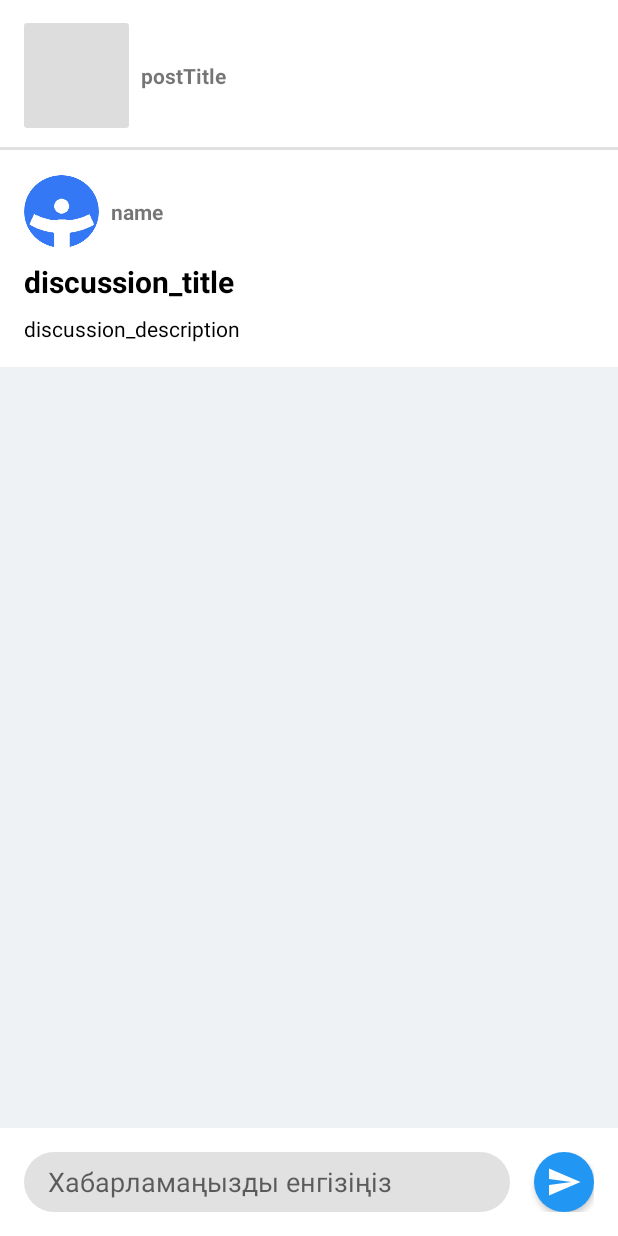
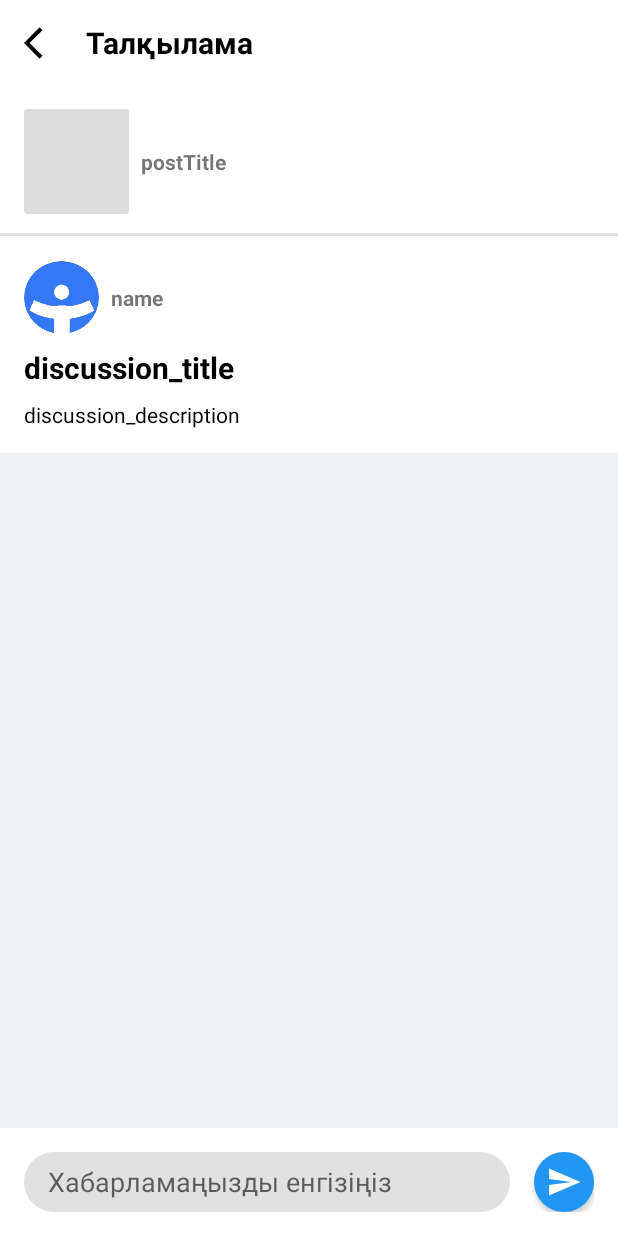
Before and after one commit to 200107138/tanu, an Android app: the layout activity_discussion.xml on its own in the app's theme, with its tools: preview values and no code run, on a phone screen of 412 x 824 dp. Run offline under Robolectric (Android 15) with nearby library versions, the phone set to English and light mode, and no system bars; network calls fail.

Commit message:
pre defense day version 1

```diff
--- a/app/src/main/java/com/example/tanu/ui/forum/DiscussionActivity.kt
+++ b/app/src/main/java/com/example/tanu/ui/forum/DiscussionActivity.kt
@@ -49,7 +49,9 @@ class DiscussionActivity : AppCompatActivity() {
                 adapter.setDiscussionComments(discussionComments)
             }
         })
-
+        binding.back.setOnClickListener {
+            onBackPressedDispatcher.onBackPressed()
+        }
         viewModel.getDiscussionCommentsById(discussionId)
 
         viewModel.getDiscussionInfo(discussionId)
--- a/app/src/main/java/com/example/tanu/ui/forum/NewDiscussionActivity.kt
+++ b/app/src/main/java/com/example/tanu/ui/forum/NewDiscussionActivity.kt
@@ -39,7 +39,9 @@ class NewDiscussionActivity : AppCompatActivity() {
             categoryList = categories // Store the list of categories
             setCategoryDropdown(categories.map { it.name }) // Pass the list of category names to set up the dropdown
         }
-
+        binding.close.setOnClickListener {
+            onBackPressedDispatcher.onBackPressed()
+        }
 
         viewModel.postDiscussionLiveData.observe(this, Observer { isSuccess ->
             if (isSuccess) {
--- a/app/src/main/java/com/example/tanu/ui/messages/ChatRoomsFragment.kt
+++ b/app/src/main/java/com/example/tanu/ui/messages/ChatRoomsFragment.kt
@@ -64,6 +64,7 @@ class ChatRoomsFragment : Fragment() {
     private fun observeViewModel() {
         viewModel.chatRoomsLiveData.observe(viewLifecycleOwner) { chatRooms ->
             chatRooms?.let {
+                binding.chatRoomsRecyclerView.visibility = View.VISIBLE
                 chatRoomsAdapter.submitList(it)
             }
         }
--- a/app/src/main/res/layout/activity_discussion.xml
+++ b/app/src/main/res/layout/activity_discussion.xml
@@ -8,16 +8,44 @@
     android:layout_height="match_parent"
 
     tools:context=".ui.forum.DiscussionActivity">
-    <androidx.constraintlayout.widget.ConstraintLayout
-        android:id="@+id/postInfo"
-        android:visibility="gone"
-        tools:visibility="visible"
+    <LinearLayout
+        android:id="@+id/linearLayout5"
         android:layout_width="match_parent"
-        android:background="@color/white"
-        android:layout_height="100dp"
+        android:layout_height="wrap_content"
+        android:gravity="center|start"
+        android:background="#FFFFFF"
         app:layout_constraintEnd_toEndOf="parent"
         app:layout_constraintStart_toStartOf="parent"
         app:layout_constraintTop_toTopOf="parent">
+
+        <ImageView
+            android:id="@+id/back"
+            android:layout_width="25dp"
+            android:layout_height="25dp"
+            android:layout_margin="16dp"
+            android:src="@drawable/baseline_arrow_back_ios_24"
+            app:layout_constraintStart_toStartOf="parent"
+            app:layout_constraintTop_toTopOf="parent"></ImageView>
+        <TextView
+            android:layout_width="wrap_content"
+            android:id="@+id/postTitle2"
+            android:text="Талқылама"
+            android:textColor="@color/black"
+            android:textStyle="bold"
+            android:textSize="20dp"
+            android:layout_height="wrap_content"></TextView>
+    </LinearLayout>
+
+    <androidx.constraintlayout.widget.ConstraintLayout
+        android:id="@+id/postInfo"
+        android:layout_width="match_parent"
+        android:layout_height="100dp"
+        android:background="@color/white"
+        android:visibility="gone"
+        app:layout_constraintEnd_toEndOf="parent"
+        app:layout_constraintStart_toStartOf="parent"
+        app:layout_constraintTop_toBottomOf="@+id/linearLayout5"
+        tools:visibility="visible">
 
         <com.google.android.material.divider.MaterialDivider
             android:id="@+id/materialDivider1"
@@ -26,27 +54,28 @@
             app:layout_constraintBottom_toBottomOf="parent"
             app:layout_constraintEnd_toEndOf="parent"
             app:layout_constraintStart_toStartOf="parent" />
+
         <com.google.android.material.imageview.ShapeableImageView
             android:id="@+id/postMedia"
             android:layout_width="70dp"
+            android:layout_height="70dp"
             android:layout_margin="16dp"
-            app:shapeAppearanceOverlay="@style/RoundedSquare"
-            android:layout_height="70dp"
             android:src="#DDDDDD"
             app:layout_constraintBottom_toBottomOf="parent"
             app:layout_constraintStart_toStartOf="@+id/postInfo"
-            app:layout_constraintTop_toTopOf="parent" />
+            app:layout_constraintTop_toTopOf="parent"
+            app:shapeAppearanceOverlay="@style/RoundedSquare" />
 
         <TextView
             android:id="@+id/postTitle"
             android:layout_width="wrap_content"
             android:layout_height="wrap_content"
-            tools:text="postTitle"
+            android:layout_margin="8dp"
             android:textStyle="bold"
-            android:layout_margin="8dp"
             app:layout_constraintBottom_toBottomOf="@+id/postMedia"
             app:layout_constraintStart_toEndOf="@+id/postMedia"
-            app:layout_constraintTop_toTopOf="@+id/postMedia" />
+            app:layout_constraintTop_toTopOf="@+id/postMedia"
+            tools:text="postTitle" />
 
 
     </androidx.constraintlayout.widget.ConstraintLayout>
--- a/app/src/main/res/layout/activity_profile_edit_user_name.xml
+++ b/app/src/main/res/layout/activity_profile_edit_user_name.xml
@@ -76,7 +76,7 @@
         android:layout_height="wrap_content"
         android:layout_margin="16dp"
         android:text="сактау"
-        app:layout_constraintBottom_toBottomOf="parent"
         app:layout_constraintEnd_toEndOf="parent"
-        app:layout_constraintStart_toStartOf="parent"></com.google.android.material.button.MaterialButton>
+        app:layout_constraintStart_toStartOf="parent"
+        app:layout_constraintTop_toBottomOf="@+id/linearLayout"></com.google.android.material.button.MaterialButton>
 </androidx.constraintlayout.widget.ConstraintLayout>
```
Also changed, not shown: app/src/main/java/com/example/tanu/data/repository/MainRepository.kt (+10 -4 lines), app/src/main/java/com/example/tanu/ui/auth/AuthActivity.kt (+7 -1 lines), app/src/main/java/com/example/tanu/ui/auth/AuthViewModel.kt (+5 -5 lines), app/src/main/java/com/example/tanu/ui/auth/RegisterFragment.kt (+5 -2 lines), app/src/main/java/com/example/tanu/ui/auth/SuccessRegisterActivity.kt (deleted, +0 -26 lines), app/src/main/res/layout/fragment_chat_rooms.xml (+10 -0 lines), app/src/main/res/drawable/empty.png (added).
